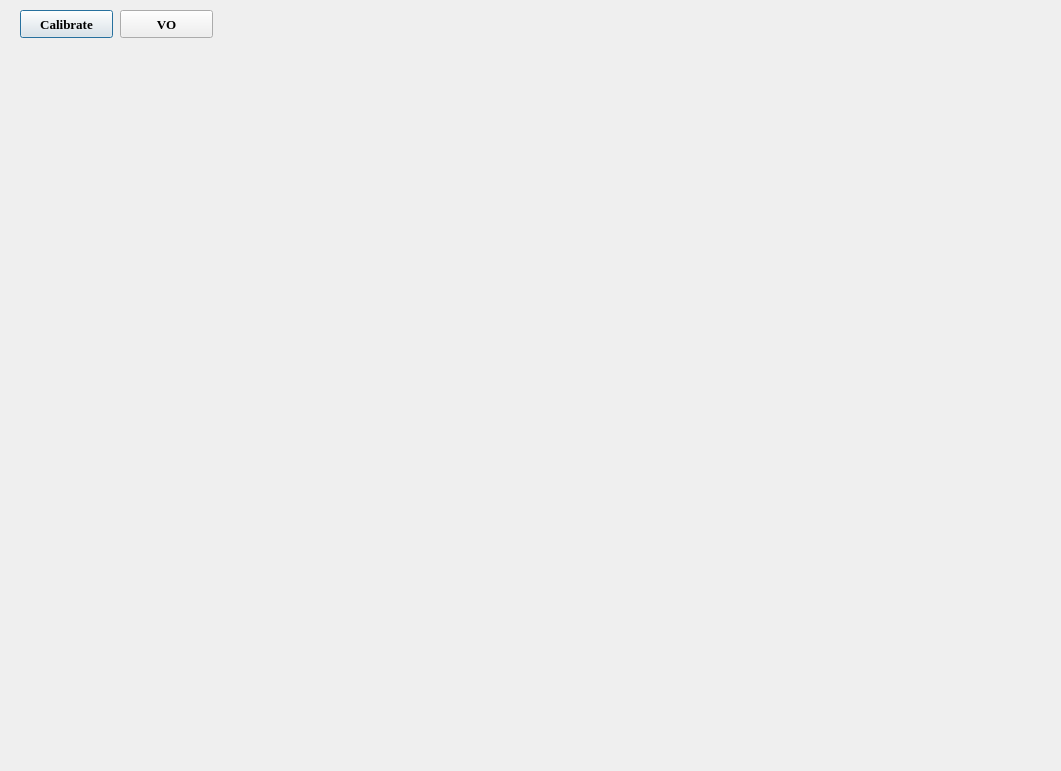
This is VO.ui in SihanWang-WHU/Stereo_VO as Qt 5 draws it before an edit. The edited form follows.
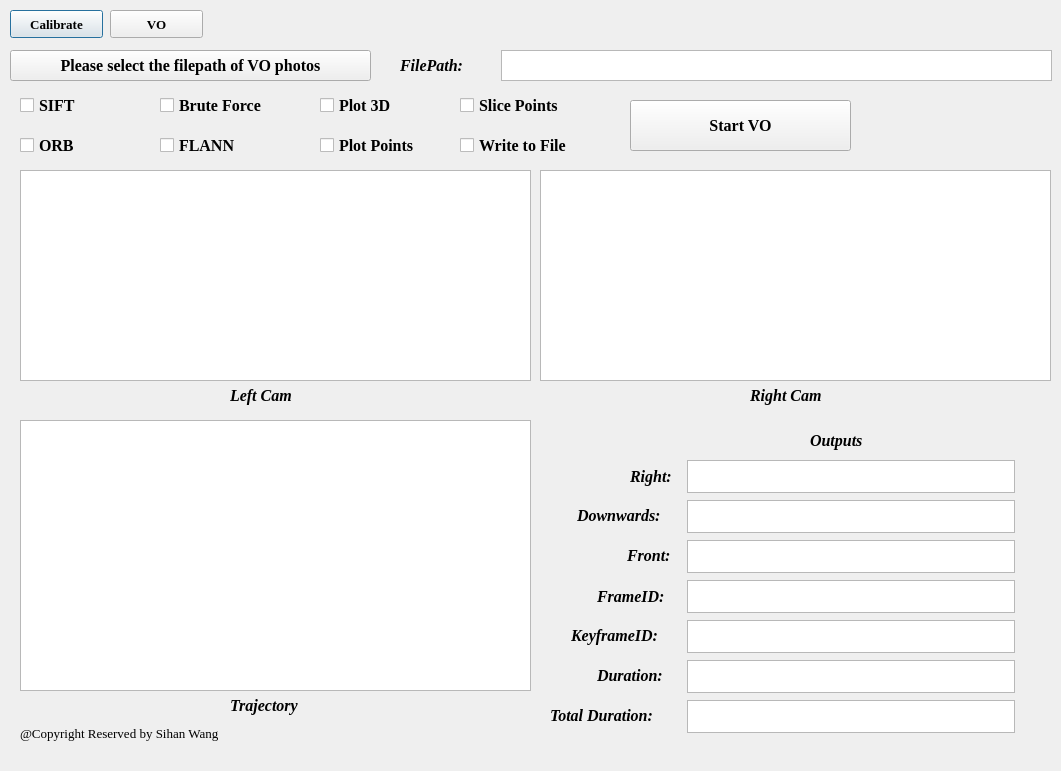
This is the edited form.

The edit to the form file:
```diff
--- a/VO.ui
+++ b/VO.ui
@@ -16,7 +16,7 @@
   <widget class="QPushButton" name="gobacktomain_button">
    <property name="geometry">
     <rect>
-     <x>20</x>
+     <x>10</x>
      <y>10</y>
      <width>93</width>
      <height>28</height>
@@ -37,7 +37,7 @@
   <widget class="QPushButton" name="gotovo_button">
    <property name="geometry">
     <rect>
-     <x>120</x>
+     <x>110</x>
      <y>10</y>
      <width>93</width>
      <height>28</height>
@@ -55,6 +55,622 @@
     <string>VO</string>
    </property>
   </widget>
+  <widget class="QLabel" name="VOfp_show">
+   <property name="geometry">
+    <rect>
+     <x>400</x>
+     <y>50</y>
+     <width>80</width>
+     <height>31</height>
+    </rect>
+   </property>
+   <property name="font">
+    <font>
+     <family>Times New Roman</family>
+     <pointsize>12</pointsize>
+     <weight>75</weight>
+     <italic>true</italic>
+     <bold>true</bold>
+    </font>
+   </property>
+   <property name="text">
+    <string>FilePath:</string>
+   </property>
+  </widget>
+  <widget class="QTextEdit" name="VOfp_char">
+   <property name="geometry">
+    <rect>
+     <x>501</x>
+     <y>50</y>
+     <width>551</width>
+     <height>31</height>
+    </rect>
+   </property>
+   <property name="font">
+    <font>
+     <family>Times New Roman</family>
+     <pointsize>10</pointsize>
+     <weight>50</weight>
+     <bold>false</bold>
+    </font>
+   </property>
+  </widget>
+  <widget class="QPushButton" name="vofp_button">
+   <property name="geometry">
+    <rect>
+     <x>10</x>
+     <y>50</y>
+     <width>361</width>
+     <height>31</height>
+    </rect>
+   </property>
+   <property name="font">
+    <font>
+     <family>Times New Roman</family>
+     <pointsize>12</pointsize>
+     <weight>75</weight>
+     <italic>false</italic>
+     <bold>true</bold>
+    </font>
+   </property>
+   <property name="text">
+    <string>Please select the filepath of VO photos</string>
+   </property>
+  </widget>
+  <widget class="QGraphicsView" name="leftimg">
+   <property name="geometry">
+    <rect>
+     <x>20</x>
+     <y>170</y>
+     <width>511</width>
+     <height>211</height>
+    </rect>
+   </property>
+  </widget>
+  <widget class="QGraphicsView" name="rightimg">
+   <property name="geometry">
+    <rect>
+     <x>540</x>
+     <y>170</y>
+     <width>511</width>
+     <height>211</height>
+    </rect>
+   </property>
+  </widget>
+  <widget class="QLabel" name="leftimg_show">
+   <property name="geometry">
+    <rect>
+     <x>230</x>
+     <y>380</y>
+     <width>80</width>
+     <height>31</height>
+    </rect>
+   </property>
+   <property name="font">
+    <font>
+     <family>Times New Roman</family>
+     <pointsize>12</pointsize>
+     <weight>75</weight>
+     <italic>true</italic>
+     <bold>true</bold>
+    </font>
+   </property>
+   <property name="text">
+    <string>Left Cam</string>
+   </property>
+  </widget>
+  <widget class="QLabel" name="rightimg_show">
+   <property name="geometry">
+    <rect>
+     <x>750</x>
+     <y>380</y>
+     <width>91</width>
+     <height>31</height>
+    </rect>
+   </property>
+   <property name="font">
+    <font>
+     <family>Times New Roman</family>
+     <pointsize>12</pointsize>
+     <weight>75</weight>
+     <italic>true</italic>
+     <bold>true</bold>
+    </font>
+   </property>
+   <property name="text">
+    <string>Right Cam</string>
+   </property>
+  </widget>
+  <widget class="QLabel" name="trajectory_show">
+   <property name="geometry">
+    <rect>
+     <x>230</x>
+     <y>690</y>
+     <width>91</width>
+     <height>31</height>
+    </rect>
+   </property>
+   <property name="font">
+    <font>
+     <family>Times New Roman</family>
+     <pointsize>12</pointsize>
+     <weight>75</weight>
+     <italic>true</italic>
+     <bold>true</bold>
+    </font>
+   </property>
+   <property name="text">
+    <string>Trajectory</string>
+   </property>
+  </widget>
+  <widget class="QLabel" name="front_show">
+   <property name="geometry">
+    <rect>
+     <x>627</x>
+     <y>540</y>
+     <width>61</width>
+     <height>31</height>
+    </rect>
+   </property>
+   <property name="font">
+    <font>
+     <family>Times New Roman</family>
+     <pointsize>12</pointsize>
+     <weight>75</weight>
+     <italic>true</italic>
+     <bold>true</bold>
+    </font>
+   </property>
+   <property name="text">
+    <string>Front:</string>
+   </property>
+  </widget>
+  <widget class="QTextEdit" name="right_double">
+   <property name="geometry">
+    <rect>
+     <x>687</x>
+     <y>460</y>
+     <width>328</width>
+     <height>33</height>
+    </rect>
+   </property>
+  </widget>
+  <widget class="QLabel" name="down_show">
+   <property name="geometry">
+    <rect>
+     <x>577</x>
+     <y>500</y>
+     <width>111</width>
+     <height>31</height>
+    </rect>
+   </property>
+   <property name="font">
+    <font>
+     <family>Times New Roman</family>
+     <pointsize>12</pointsize>
+     <weight>75</weight>
+     <italic>true</italic>
+     <bold>true</bold>
+    </font>
+   </property>
+   <property name="text">
+    <string>Downwards:</string>
+   </property>
+  </widget>
+  <widget class="QTextEdit" name="front_double">
+   <property name="geometry">
+    <rect>
+     <x>687</x>
+     <y>540</y>
+     <width>328</width>
+     <height>33</height>
+    </rect>
+   </property>
+  </widget>
+  <widget class="QLabel" name="right_show">
+   <property name="geometry">
+    <rect>
+     <x>630</x>
+     <y>460</y>
+     <width>61</width>
+     <height>33</height>
+    </rect>
+   </property>
+   <property name="font">
+    <font>
+     <family>Times New Roman</family>
+     <pointsize>12</pointsize>
+     <weight>75</weight>
+     <italic>true</italic>
+     <bold>true</bold>
+    </font>
+   </property>
+   <property name="text">
+    <string>Right:</string>
+   </property>
+  </widget>
+  <widget class="QTextEdit" name="down_double">
+   <property name="geometry">
+    <rect>
+     <x>687</x>
+     <y>500</y>
+     <width>328</width>
+     <height>33</height>
+    </rect>
+   </property>
+  </widget>
+  <widget class="QLabel" name="Notes_2">
+   <property name="geometry">
+    <rect>
+     <x>20</x>
+     <y>720</y>
+     <width>321</width>
+     <height>26</height>
+    </rect>
+   </property>
+   <property name="font">
+    <font>
+     <family>Times New Roman</family>
+     <pointsize>10</pointsize>
+     <weight>50</weight>
+     <italic>false</italic>
+     <bold>false</bold>
+    </font>
+   </property>
+   <property name="text">
+    <string>@Copyright Reserved by Sihan Wang</string>
+   </property>
+  </widget>
+  <widget class="QLabel" name="rightimg_show_2">
+   <property name="geometry">
+    <rect>
+     <x>810</x>
+     <y>420</y>
+     <width>81</width>
+     <height>41</height>
+    </rect>
+   </property>
+   <property name="font">
+    <font>
+     <family>Times New Roman</family>
+     <pointsize>12</pointsize>
+     <weight>75</weight>
+     <italic>true</italic>
+     <bold>true</bold>
+    </font>
+   </property>
+   <property name="text">
+    <string>Outputs</string>
+   </property>
+  </widget>
+  <widget class="QPushButton" name="startVO_button">
+   <property name="geometry">
+    <rect>
+     <x>630</x>
+     <y>100</y>
+     <width>221</width>
+     <height>51</height>
+    </rect>
+   </property>
+   <property name="font">
+    <font>
+     <family>Times New Roman</family>
+     <pointsize>12</pointsize>
+     <weight>75</weight>
+     <italic>false</italic>
+     <bold>true</bold>
+    </font>
+   </property>
+   <property name="text">
+    <string>Start VO</string>
+   </property>
+  </widget>
+  <widget class="QLabel" name="FrameID_show">
+   <property name="geometry">
+    <rect>
+     <x>597</x>
+     <y>580</y>
+     <width>91</width>
+     <height>33</height>
+    </rect>
+   </property>
+   <property name="font">
+    <font>
+     <family>Times New Roman</family>
+     <pointsize>12</pointsize>
+     <weight>75</weight>
+     <italic>true</italic>
+     <bold>true</bold>
+    </font>
+   </property>
+   <property name="text">
+    <string>FrameID:</string>
+   </property>
+  </widget>
+  <widget class="QTextEdit" name="duration_double">
+   <property name="geometry">
+    <rect>
+     <x>687</x>
+     <y>660</y>
+     <width>328</width>
+     <height>33</height>
+    </rect>
+   </property>
+  </widget>
+  <widget class="QLabel" name="kfid_show">
+   <property name="geometry">
+    <rect>
+     <x>571</x>
+     <y>620</y>
+     <width>111</width>
+     <height>31</height>
+    </rect>
+   </property>
+   <property name="font">
+    <font>
+     <family>Times New Roman</family>
+     <pointsize>12</pointsize>
+     <weight>75</weight>
+     <italic>true</italic>
+     <bold>true</bold>
+    </font>
+   </property>
+   <property name="text">
+    <string>KeyframeID:</string>
+   </property>
+  </widget>
+  <widget class="QLabel" name="duration_show">
+   <property name="geometry">
+    <rect>
+     <x>597</x>
+     <y>660</y>
+     <width>91</width>
+     <height>31</height>
+    </rect>
+   </property>
+   <property name="font">
+    <font>
+     <family>Times New Roman</family>
+     <pointsize>12</pointsize>
+     <weight>75</weight>
+     <italic>true</italic>
+     <bold>true</bold>
+    </font>
+   </property>
+   <property name="text">
+    <string>Duration:</string>
+   </property>
+  </widget>
+  <widget class="QTextEdit" name="kfid_int">
+   <property name="geometry">
+    <rect>
+     <x>687</x>
+     <y>620</y>
+     <width>328</width>
+     <height>33</height>
+    </rect>
+   </property>
+  </widget>
+  <widget class="QTextEdit" name="FrameID_int">
+   <property name="geometry">
+    <rect>
+     <x>687</x>
+     <y>580</y>
+     <width>328</width>
+     <height>33</height>
+    </rect>
+   </property>
+  </widget>
+  <widget class="QTextEdit" name="totalduration_double">
+   <property name="geometry">
+    <rect>
+     <x>687</x>
+     <y>700</y>
+     <width>328</width>
+     <height>33</height>
+    </rect>
+   </property>
+  </widget>
+  <widget class="QLabel" name="totalduration_show">
+   <property name="geometry">
+    <rect>
+     <x>550</x>
+     <y>700</y>
+     <width>131</width>
+     <height>31</height>
+    </rect>
+   </property>
+   <property name="font">
+    <font>
+     <family>Times New Roman</family>
+     <pointsize>12</pointsize>
+     <weight>75</weight>
+     <italic>true</italic>
+     <bold>true</bold>
+    </font>
+   </property>
+   <property name="text">
+    <string>Total Duration:</string>
+   </property>
+  </widget>
+  <widget class="QCheckBox" name="SIFT_check">
+   <property name="geometry">
+    <rect>
+     <x>20</x>
+     <y>90</y>
+     <width>91</width>
+     <height>31</height>
+    </rect>
+   </property>
+   <property name="font">
+    <font>
+     <family>Times New Roman</family>
+     <pointsize>12</pointsize>
+     <weight>75</weight>
+     <bold>true</bold>
+    </font>
+   </property>
+   <property name="text">
+    <string>SIFT</string>
+   </property>
+  </widget>
+  <widget class="QCheckBox" name="ORB_check">
+   <property name="geometry">
+    <rect>
+     <x>20</x>
+     <y>130</y>
+     <width>91</width>
+     <height>31</height>
+    </rect>
+   </property>
+   <property name="font">
+    <font>
+     <family>Times New Roman</family>
+     <pointsize>12</pointsize>
+     <weight>75</weight>
+     <bold>true</bold>
+    </font>
+   </property>
+   <property name="text">
+    <string>ORB</string>
+   </property>
+  </widget>
+  <widget class="QCheckBox" name="BruteForce_check">
+   <property name="geometry">
+    <rect>
+     <x>160</x>
+     <y>90</y>
+     <width>131</width>
+     <height>31</height>
+    </rect>
+   </property>
+   <property name="font">
+    <font>
+     <family>Times New Roman</family>
+     <pointsize>12</pointsize>
+     <weight>75</weight>
+     <bold>true</bold>
+    </font>
+   </property>
+   <property name="text">
+    <string>Brute Force</string>
+   </property>
+  </widget>
+  <widget class="QCheckBox" name="Flann_check">
+   <property name="geometry">
+    <rect>
+     <x>160</x>
+     <y>130</y>
+     <width>131</width>
+     <height>31</height>
+    </rect>
+   </property>
+   <property name="font">
+    <font>
+     <family>Times New Roman</family>
+     <pointsize>12</pointsize>
+     <weight>75</weight>
+     <bold>true</bold>
+    </font>
+   </property>
+   <property name="text">
+    <string>FLANN</string>
+   </property>
+  </widget>
+  <widget class="QCheckBox" name="plot3d_check">
+   <property name="geometry">
+    <rect>
+     <x>320</x>
+     <y>90</y>
+     <width>131</width>
+     <height>31</height>
+    </rect>
+   </property>
+   <property name="font">
+    <font>
+     <family>Times New Roman</family>
+     <pointsize>12</pointsize>
+     <weight>75</weight>
+     <bold>true</bold>
+    </font>
+   </property>
+   <property name="text">
+    <string>Plot 3D</string>
+   </property>
+  </widget>
+  <widget class="QCheckBox" name="plotpts_check">
+   <property name="geometry">
+    <rect>
+     <x>320</x>
+     <y>130</y>
+     <width>131</width>
+     <height>31</height>
+    </rect>
+   </property>
+   <property name="font">
+    <font>
+     <family>Times New Roman</family>
+     <pointsize>12</pointsize>
+     <weight>75</weight>
+     <bold>true</bold>
+    </font>
+   </property>
+   <property name="text">
+    <string>Plot Points</string>
+   </property>
+  </widget>
+  <widget class="QCheckBox" name="slicepoints_check">
+   <property name="geometry">
+    <rect>
+     <x>460</x>
+     <y>90</y>
+     <width>131</width>
+     <height>31</height>
+    </rect>
+   </property>
+   <property name="font">
+    <font>
+     <family>Times New Roman</family>
+     <pointsize>12</pointsize>
+     <weight>75</weight>
+     <bold>true</bold>
+    </font>
+   </property>
+   <property name="text">
+    <string>Slice Points</string>
+   </property>
+  </widget>
+  <widget class="QCheckBox" name="write2file_check">
+   <property name="geometry">
+    <rect>
+     <x>460</x>
+     <y>130</y>
+     <width>141</width>
+     <height>31</height>
+    </rect>
+   </property>
+   <property name="font">
+    <font>
+     <family>Times New Roman</family>
+     <pointsize>12</pointsize>
+     <weight>75</weight>
+     <bold>true</bold>
+    </font>
+   </property>
+   <property name="text">
+    <string>Write to File</string>
+   </property>
+  </widget>
+  <widget class="QGraphicsView" name="trajectoryimg">
+   <property name="geometry">
+    <rect>
+     <x>20</x>
+     <y>420</y>
+     <width>511</width>
+     <height>271</height>
+    </rect>
+   </property>
+  </widget>
  </widget>
  <resources/>
  <connections/>
```
Left out of the diff: 4 changed lines with no effect on the pictures.
